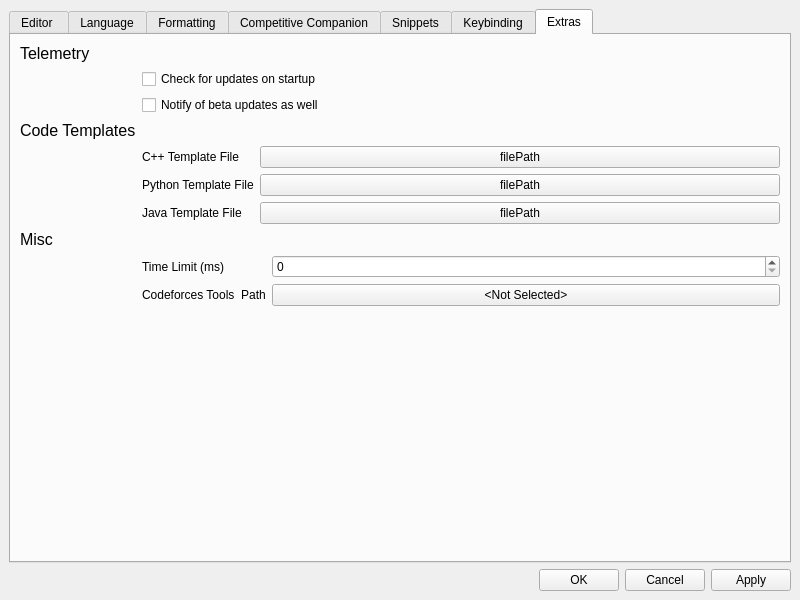
The window that ui/preferencewindow.ui (cpeditor/cpeditor) describes before a commit, drawn with Qt 5.
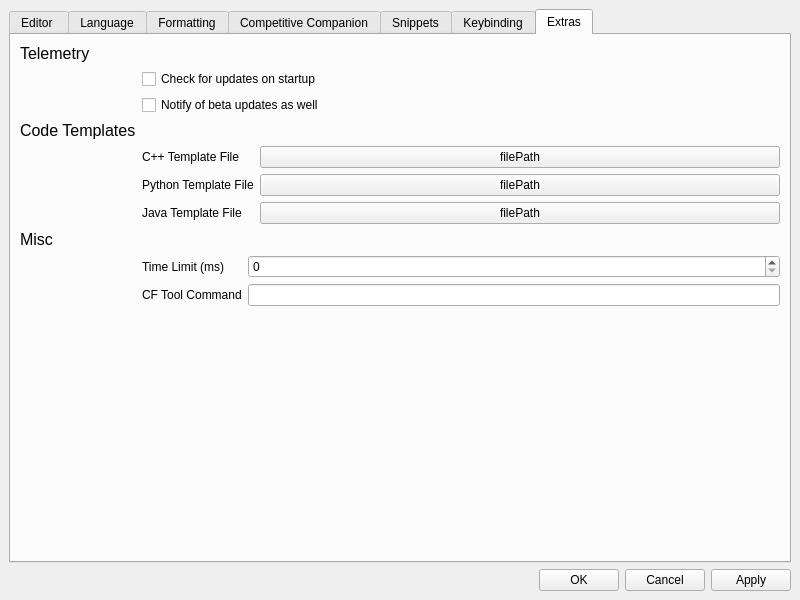
The same window after the commit.

Commit message: fix: Use LineEdit instead of PushButton for CF Tool path

Patch:
```diff
--- a/ui/preferencewindow.ui
+++ b/ui/preferencewindow.ui
@@ -967,16 +967,12 @@
                 <item row="1" column="0">
                  <widget class="QLabel" name="label_49">
                   <property name="text">
-                   <string>Codeforces Tools  Path</string>
+                   <string>CF Tool Command</string>
                   </property>
                  </widget>
                 </item>
                 <item row="1" column="1">
-                 <widget class="QPushButton" name="cfpath_button">
-                  <property name="text">
-                   <string>&lt;Not Selected&gt;</string>
-                  </property>
-                 </widget>
+                 <widget class="QLineEdit" name="cf_path"/>
                 </item>
                </layout>
               </item>
```
Left out of the diff: 4 changed lines with no effect on the pictures. The commit also changes 4 other files.
